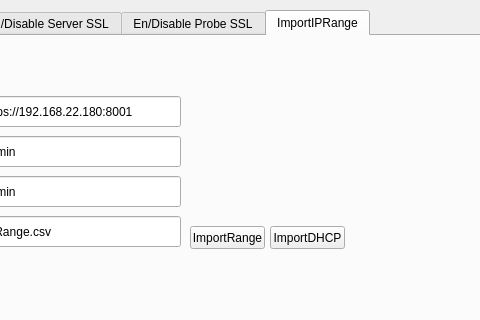
This is AtheNACToolsUI.ui in Hankhehe/PythonQT as Qt 5 draws it before an edit; both pictures show x 112 to 592 and y 0 to 320 of the 1079 by 828 pixel window. The edited form follows.
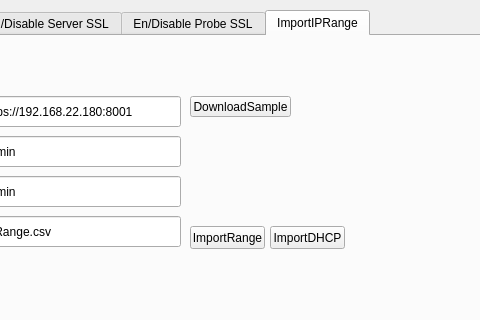
This is the edited form. The open tabs and pages were chosen to show the change.

```diff
--- a/AtheNACToolsUI.ui
+++ b/AtheNACToolsUI.ui
@@ -876,6 +876,19 @@
        <string>ImportDHCP</string>
       </property>
      </widget>
+     <widget class="QPushButton" name="pushButton_DownloadSample_ImportIPRange">
+      <property name="geometry">
+       <rect>
+        <x>290</x>
+        <y>60</y>
+        <width>101</width>
+        <height>21</height>
+       </rect>
+      </property>
+      <property name="text">
+       <string>DownloadSample</string>
+      </property>
+     </widget>
     </widget>
    </widget>
    <widget class="QPlainTextEdit" name="plainTextEdit_Result_Display">
```
